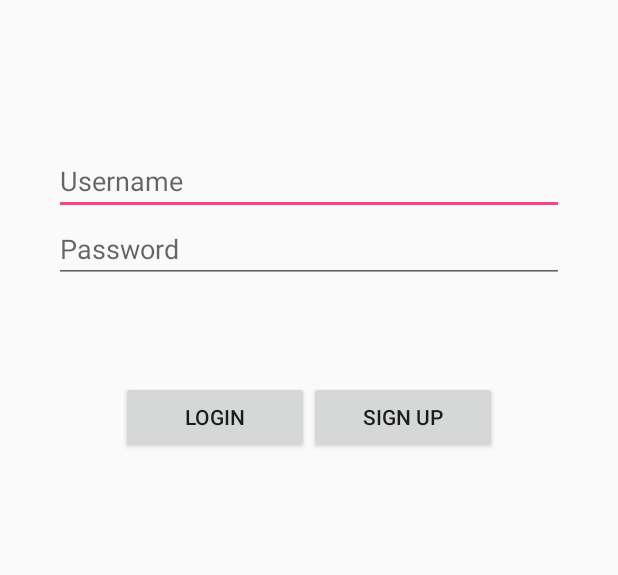
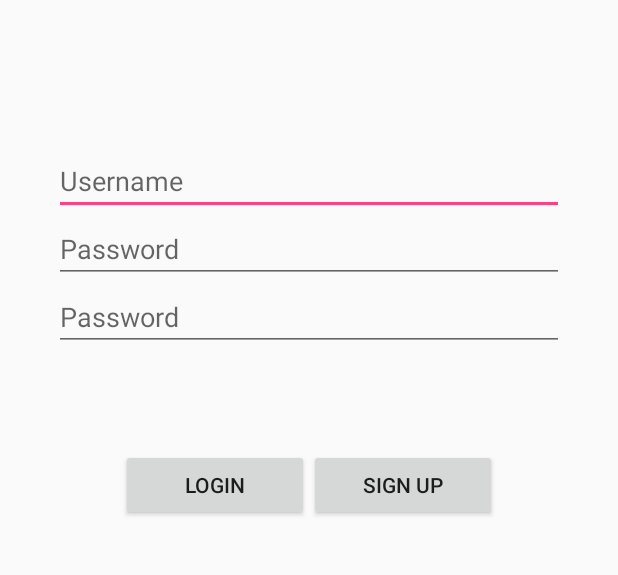
Before and after one commit to CODE-DAEMONS/Shopwaala, an Android app: the screen it shows after launch (MainActivity), on a phone screen of 412 x 824 dp, the part 218-793 px from its top. Run offline under Robolectric (Android 15) with nearby library versions, the phone set to English and light mode, and no system bars; our stand-ins replace Firebase (no records; nobody signed in at launch, a user with empty details on screens opened directly).

Commit message:
howle teja

```diff
--- a/app/src/main/res/layout/login.xml
+++ b/app/src/main/res/layout/login.xml
@@ -75,6 +75,13 @@
             android:id="@+id/password"
             android:layout_below="@+id/username"/>
 
+        <EditText
+            android:layout_width="match_parent"
+            android:layout_height="wrap_content"
+            android:hint="Password"
+            android:id="@+id/show"
+            android:layout_below="@+id/password"/>
+
     </RelativeLayout>
 
 </RelativeLayout>
```
